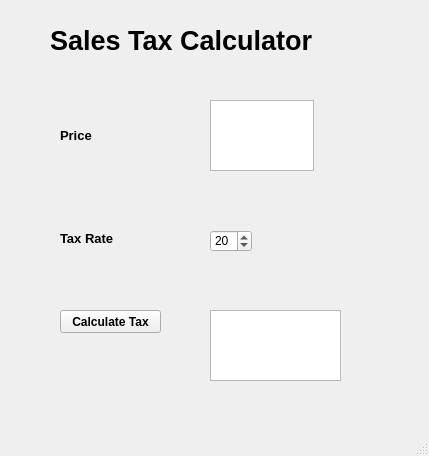
Qt form PyQt_first/tax_calc.ui (pccode21/PyQt5) before a commit.
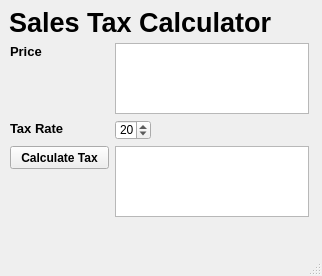
The same form after that commit. Icons and pictures are not drawn.

What changed in the file:
```diff
--- a/PyQt_first/tax_calc.ui
+++ b/PyQt_first/tax_calc.ui
@@ -2,97 +2,153 @@
 <ui version="4.0">
  <class>MainWindow</class>
  <widget class="QMainWindow" name="MainWindow">
+  <property name="enabled">
+   <bool>true</bool>
+  </property>
   <property name="geometry">
    <rect>
     <x>0</x>
     <y>0</y>
-    <width>429</width>
-    <height>456</height>
+    <width>322</width>
+    <height>276</height>
    </rect>
   </property>
+  <property name="sizePolicy">
+   <sizepolicy hsizetype="Fixed" vsizetype="Fixed">
+    <horstretch>0</horstretch>
+    <verstretch>0</verstretch>
+   </sizepolicy>
+  </property>
+  <property name="font">
+   <font>
+    <weight>50</weight>
+    <italic>false</italic>
+    <bold>false</bold>
+    <underline>false</underline>
+    <strikeout>false</strikeout>
+    <kerning>true</kerning>
+   </font>
+  </property>
   <property name="windowTitle">
    <string>我的第一个 PyQt5 app</string>
   </property>
   <property name="windowIcon">
-   <iconset>../../PyQt5/PyQt_first/images/LOGO.ico</iconset>
+   <iconset>
+    <normaloff>images/LOGO.ico</normaloff>images/LOGO.ico</iconset>
   </property>
   <widget class="QWidget" name="centralwidget">
-   <widget class="QTextEdit" name="price_box">
+   <widget class="QLabel" name="label_3">
     <property name="geometry">
      <rect>
-      <x>210</x>
-      <y>100</y>
-      <width>104</width>
-      <height>71</height>
+      <x>9</x>
+      <y>9</y>
+      <width>300</width>
+      <height>27</height>
      </rect>
     </property>
+    <property name="font">
+     <font>
+      <pointsize>20</pointsize>
+      <weight>75</weight>
+      <italic>false</italic>
+      <bold>true</bold>
+      <underline>false</underline>
+      <strikeout>false</strikeout>
+      <kerning>true</kerning>
+     </font>
+    </property>
+    <property name="text">
+     <string>Sales Tax Calculator</string>
+    </property>
    </widget>
    <widget class="QLabel" name="label">
     <property name="geometry">
      <rect>
-      <x>60</x>
-      <y>120</y>
-      <width>91</width>
-      <height>31</height>
+      <x>10</x>
+      <y>43</y>
+      <width>40</width>
+      <height>16</height>
      </rect>
     </property>
     <property name="font">
      <font>
       <pointsize>10</pointsize>
       <weight>75</weight>
+      <italic>false</italic>
       <bold>true</bold>
+      <underline>false</underline>
+      <strikeout>false</strikeout>
+      <kerning>true</kerning>
      </font>
     </property>
     <property name="text">
      <string>Price</string>
     </property>
    </widget>
+   <widget class="QTextEdit" name="price_box">
+    <property name="geometry">
+     <rect>
+      <x>115</x>
+      <y>43</y>
+      <width>194</width>
+      <height>71</height>
+     </rect>
+    </property>
+   </widget>
+   <widget class="QLabel" name="label_2">
+    <property name="geometry">
+     <rect>
+      <x>10</x>
+      <y>120</y>
+      <width>64</width>
+      <height>16</height>
+     </rect>
+    </property>
+    <property name="font">
+     <font>
+      <pointsize>10</pointsize>
+      <weight>75</weight>
+      <italic>false</italic>
+      <bold>true</bold>
+      <underline>false</underline>
+      <strikeout>false</strikeout>
+      <kerning>true</kerning>
+     </font>
+    </property>
+    <property name="text">
+     <string>Tax Rate</string>
+    </property>
+   </widget>
    <widget class="QSpinBox" name="tax_rate">
     <property name="geometry">
      <rect>
-      <x>210</x>
-      <y>230</y>
-      <width>42</width>
-      <height>22</height>
+      <x>115</x>
+      <y>120</y>
+      <width>36</width>
+      <height>20</height>
      </rect>
     </property>
     <property name="value">
      <number>20</number>
     </property>
    </widget>
-   <widget class="QLabel" name="label_2">
-    <property name="geometry">
-     <rect>
-      <x>60</x>
-      <y>230</y>
-      <width>81</width>
-      <height>16</height>
-     </rect>
-    </property>
-    <property name="font">
-     <font>
-      <pointsize>10</pointsize>
-      <weight>75</weight>
-      <bold>true</bold>
-     </font>
-    </property>
-    <property name="text">
-     <string>Tax Rate</string>
-    </property>
-   </widget>
    <widget class="QPushButton" name="calc_tax_button">
     <property name="geometry">
      <rect>
-      <x>60</x>
-      <y>310</y>
-      <width>101</width>
+      <x>10</x>
+      <y>146</y>
+      <width>99</width>
       <height>23</height>
      </rect>
     </property>
     <property name="font">
      <font>
       <weight>75</weight>
+      <italic>false</italic>
       <bold>true</bold>
+      <underline>false</underline>
+      <strikeout>false</strikeout>
+      <kerning>true</kerning>
      </font>
     </property>
     <property name="text">
@@ -100,47 +156,36 @@
     </property>
    </widget>
    <widget class="QTextEdit" name="results_window">
+    <property name="enabled">
+     <bool>true</bool>
+    </property>
     <property name="geometry">
      <rect>
-      <x>210</x>
-      <y>310</y>
-      <width>131</width>
+      <x>115</x>
+      <y>146</y>
+      <width>194</width>
       <height>71</height>
      </rect>
     </property>
    </widget>
-   <widget class="QLabel" name="label_3">
-    <property name="geometry">
-     <rect>
-      <x>50</x>
-      <y>20</y>
-      <width>311</width>
-      <height>41</height>
-     </rect>
-    </property>
-    <property name="font">
-     <font>
-      <pointsize>20</pointsize>
-      <weight>75</weight>
-      <bold>true</bold>
-     </font>
-    </property>
-    <property name="text">
-     <string>Sales Tax Calculator</string>
-    </property>
-   </widget>
   </widget>
+  <widget class="QStatusBar" name="statusbar"/>
   <widget class="QMenuBar" name="menubar">
    <property name="geometry">
     <rect>
      <x>0</x>
      <y>0</y>
-     <width>429</width>
+     <width>322</width>
      <height>23</height>
     </rect>
    </property>
+   <property name="sizePolicy">
+    <sizepolicy hsizetype="Fixed" vsizetype="Fixed">
+     <horstretch>0</horstretch>
+     <verstretch>0</verstretch>
+    </sizepolicy>
+   </property>
   </widget>
-  <widget class="QStatusBar" name="statusbar"/>
  </widget>
  <resources/>
  <connections/>
```
